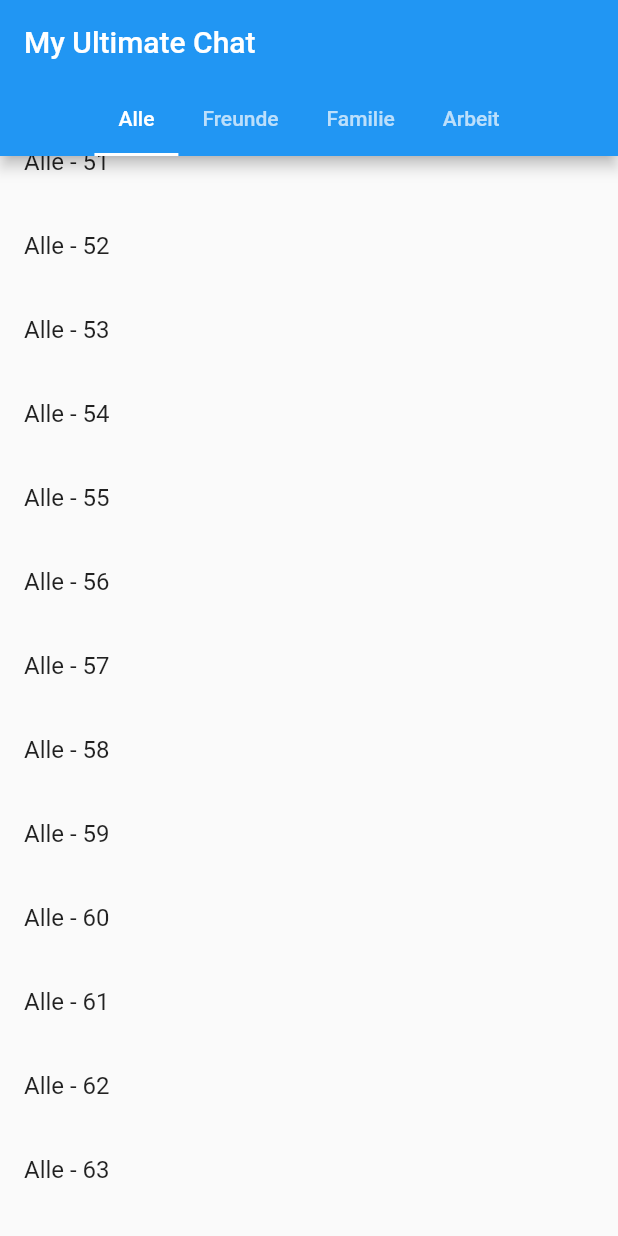
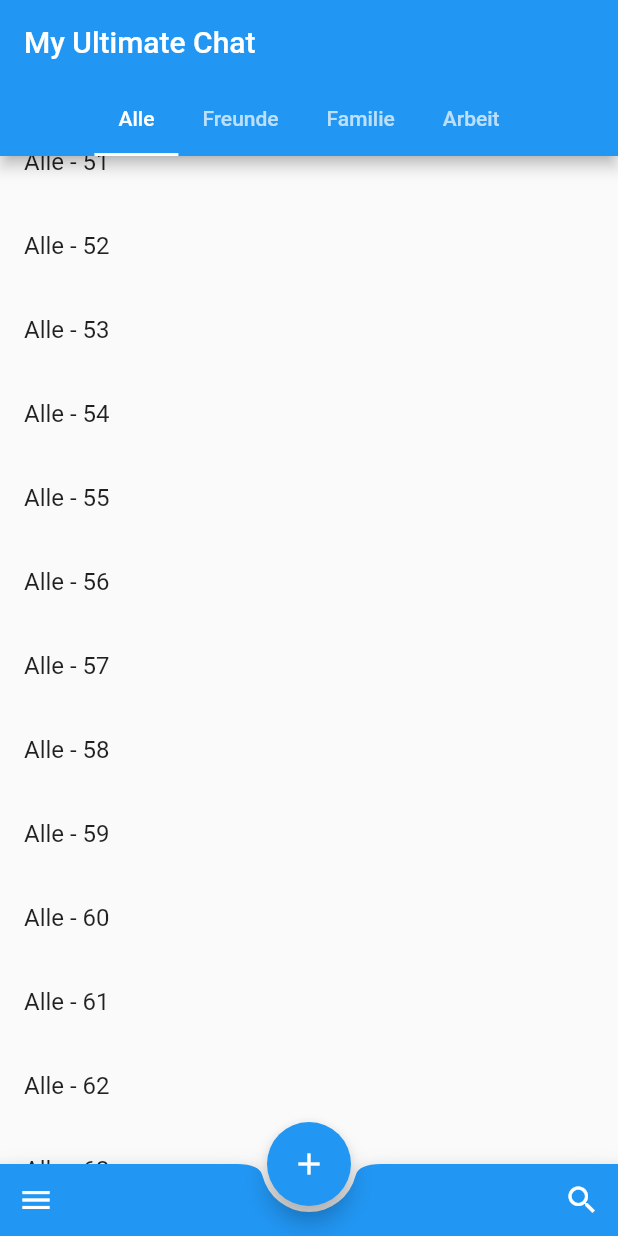
Before and after one commit to Mr-Phil1/My-third-Flutter-App, a Flutter app: the screen it shows after launch, scrolled down 2880 dp, on a phone screen of 412 x 824 dp. Run offline on Flutter 3.47's test engine with Material 2 defaults, Android fonts, the phone set to English and light mode, and no system bars.

Commit message:
modify Tabbar.dart * add BottomAppBar

```diff
--- a/lib/Tabbar.dart
+++ b/lib/Tabbar.dart
@@ -38,7 +38,41 @@ class TabBarDemo extends StatelessWidget {
               })),
           ],
         ),
+        bottomNavigationBar: _MyAppBar(),
+        floatingActionButton: FloatingActionButton(
+          onPressed: () => print("FAB"),
+          child: Icon(Icons.add),
+        ),
+        floatingActionButtonLocation: FloatingActionButtonLocation.centerDocked,
       ),
     );
   }
 }
+
+class _MyAppBar extends StatelessWidget {
+  @override
+  Widget build(BuildContext context) {
+    return BottomAppBar(
+      color: Theme.of(context).colorScheme.secondary,
+      shape: const CircularNotchedRectangle(),
+      child: IconTheme(
+        data: IconThemeData(
+          color: Theme.of(context).colorScheme.onPrimary,
+        ),
+        child: Row(
+          children: [
+            IconButton(
+                tooltip: "Menü öffnen",
+                icon: const Icon(Icons.menu),
+                onPressed: () => print("Open Menu Here")),
+            Spacer(),
+            IconButton(
+                tooltip: "Suche",
+                icon: const Icon(Icons.search),
+                onPressed: () => print("Open Search Here")),
+          ],
+        ),
+      ),
+    );
+  }
+}
```
